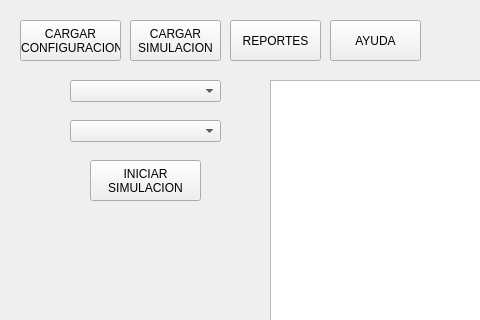
SparkyMiky/IPC2_Proyecto2_201905750, file gui_app.ui: the form before one commit; both pictures show x 0 to 480 and y 0 to 320 of the 929 by 455 pixel window.
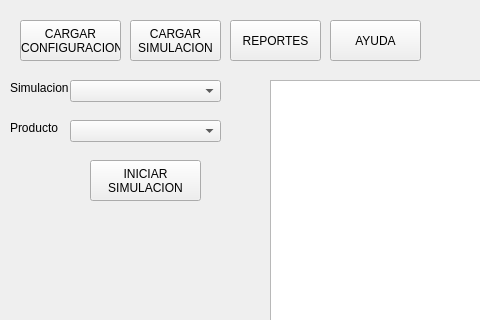
The form after the commit.

```diff
--- a/gui_app.ui
+++ b/gui_app.ui
@@ -112,6 +112,58 @@
      </rect>
     </property>
    </widget>
+   <widget class="QLabel" name="label">
+    <property name="geometry">
+     <rect>
+      <x>10</x>
+      <y>80</y>
+      <width>61</width>
+      <height>16</height>
+     </rect>
+    </property>
+    <property name="text">
+     <string>Simulacion</string>
+    </property>
+   </widget>
+   <widget class="QLabel" name="label_2">
+    <property name="geometry">
+     <rect>
+      <x>10</x>
+      <y>120</y>
+      <width>61</width>
+      <height>16</height>
+     </rect>
+    </property>
+    <property name="text">
+     <string>Producto</string>
+    </property>
+   </widget>
+   <widget class="QLabel" name="label_3">
+    <property name="geometry">
+     <rect>
+      <x>20</x>
+      <y>240</y>
+      <width>201</width>
+      <height>16</height>
+     </rect>
+    </property>
+    <property name="text">
+     <string/>
+    </property>
+   </widget>
+   <widget class="QLabel" name="label_4">
+    <property name="geometry">
+     <rect>
+      <x>430</x>
+      <y>30</y>
+      <width>431</width>
+      <height>16</height>
+     </rect>
+    </property>
+    <property name="text">
+     <string/>
+    </property>
+   </widget>
   </widget>
   <widget class="QStatusBar" name="statusbar"/>
  </widget>
```
